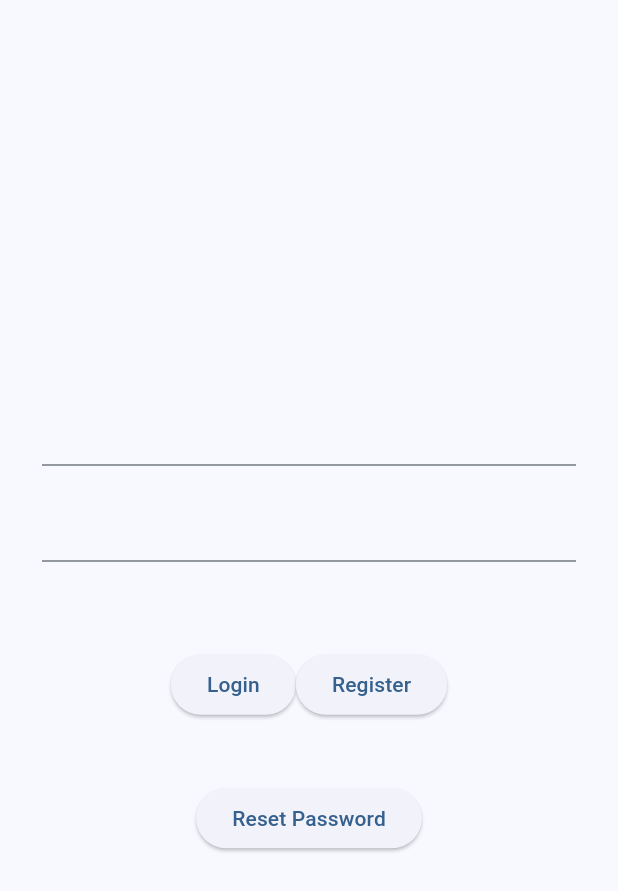
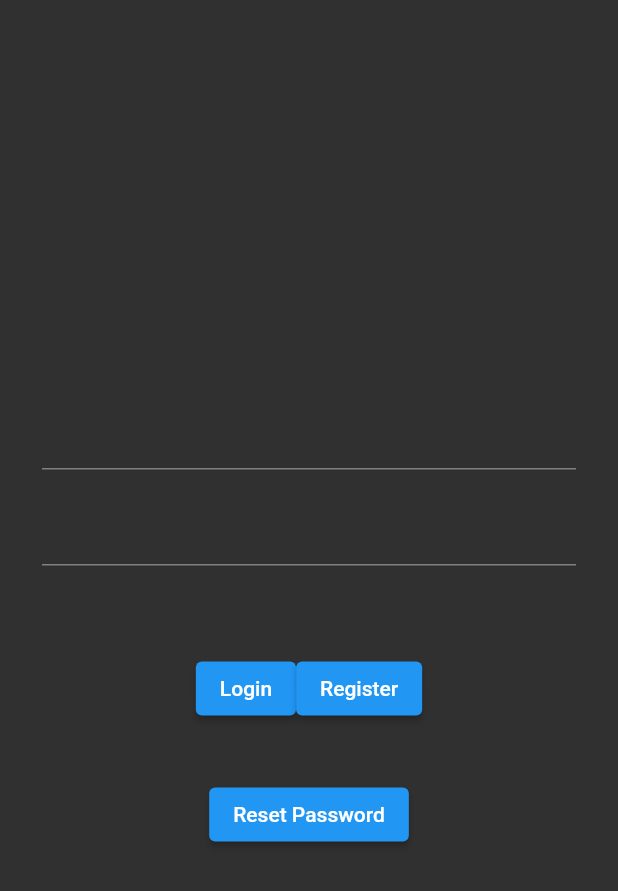
Before and after one commit to thePhenom21/rate, a Flutter app: the screen it shows after launch, on a phone screen of 412 x 824 dp. Shown: the top 891 px of the screen. Run offline on Flutter 3.47's test engine with Material 2 defaults, Android fonts, the phone set to English and light mode, and no system bars; our stand-ins replace cloud_firestore, firebase_auth, firebase_core, flutter_riverpod, riverpod; missing offline and left inert: dart:ffi; accounts and stored records are empty; generated files the repository leaves out were written again.

Commit message:
theme change

```diff
--- a/lib/main.dart
+++ b/lib/main.dart
@@ -1,5 +1,6 @@
 import 'package:flutter/material.dart';
 import 'package:flutter_riverpod/flutter_riverpod.dart';
+import 'package:rate/providers/providers.dart';
 import 'package:rate/views/LoginPage.dart';
 
 import 'package:firebase_core/firebase_core.dart';
@@ -15,18 +16,15 @@ void main() async {
   );
 }
 
-class MyApp extends StatelessWidget {
+class MyApp extends ConsumerWidget {
   const MyApp({super.key});
 
   // This widget is the root of your application.
   @override
-  Widget build(BuildContext context) {
+  Widget build(BuildContext context, WidgetRef ref) {
     return MaterialApp(
       title: 'Flutter Demo',
-      theme: ThemeData(
-        colorScheme: ColorScheme.fromSeed(seedColor: Colors.blue),
-        useMaterial3: true,
-      ),
+      theme: ref.watch(themeProvider),
       home: LoginPage(),
       debugShowCheckedModeBanner: false,
     );
--- a/lib/providers/providers.dart
+++ b/lib/providers/providers.dart
@@ -1,4 +1,5 @@
 import 'package:cloud_firestore/cloud_firestore.dart';
+import 'package:flutter/material.dart';
 import 'package:rate/models/Comment.dart';
 import 'package:rate/models/RateUser.dart';
 import 'package:rate/views/HomePage.dart';
@@ -22,3 +23,9 @@ StateProvider otherUsersProvider = StateProvider<List>((ref) {
           }));
   return otherusers;
 });
+
+StateProvider<ThemeData> themeProvider =
+    StateProvider<ThemeData>((ref) => ThemeData.dark());
+
+StateProvider<Icon> themeIconProvider =
+    StateProvider<Icon>((ref) => Icon(Icons.light_mode));
```
Also changed, not shown: lib/views/HomePage.dart (+21 -0 lines).
